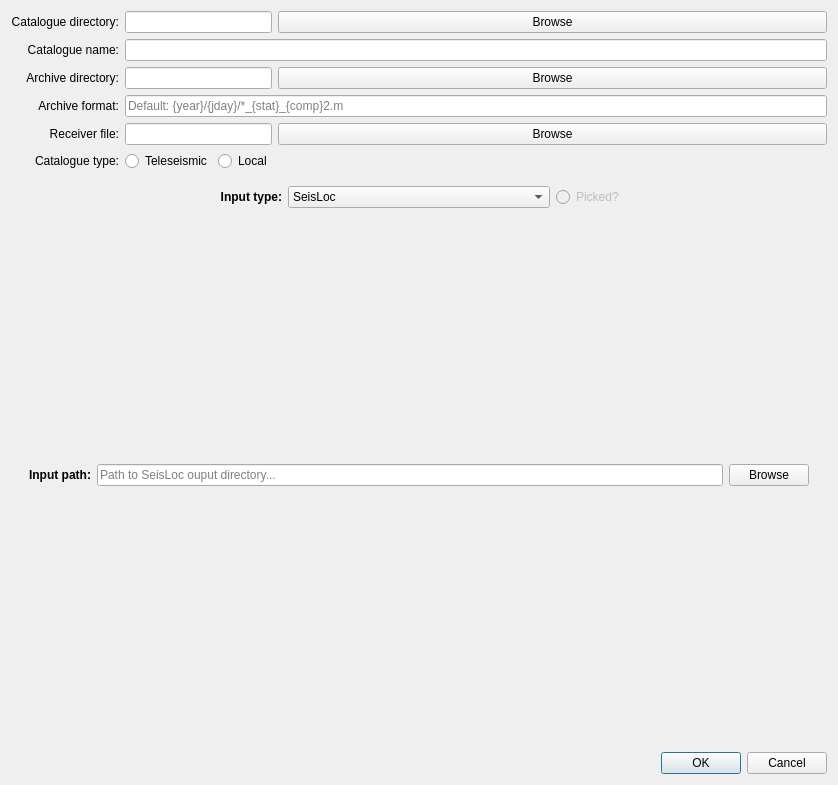
The window that ui_files/new_catalogue_dialogue.ui (faquirsun/pysplit) describes before a commit, drawn with Qt 5.
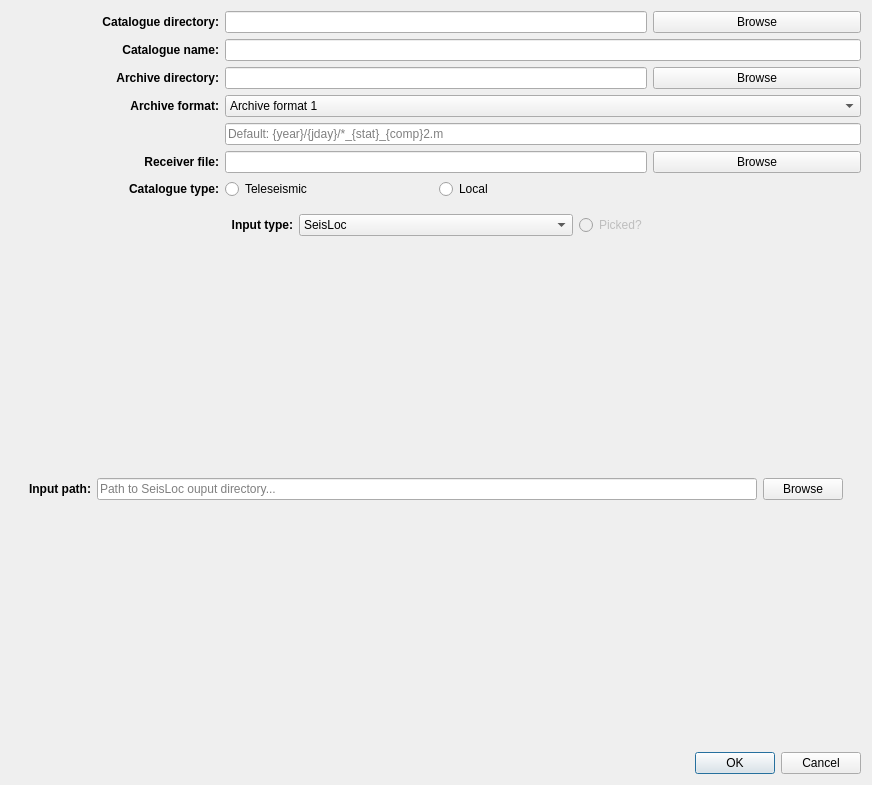
The same window after the commit. The open tabs and pages were chosen to show the change.

The edit to the form file:
```diff
--- a/ui_files/new_catalogue_dialogue.ui
+++ b/ui_files/new_catalogue_dialogue.ui
@@ -6,7 +6,7 @@
    <rect>
     <x>0</x>
     <y>0</y>
-    <width>838</width>
+    <width>872</width>
     <height>785</height>
    </rect>
   </property>
@@ -18,7 +18,7 @@
   </property>
   <property name="maximumSize">
    <size>
-    <width>838</width>
+    <width>872</width>
     <height>785</height>
    </size>
   </property>
@@ -26,132 +26,10 @@
    <string>Dialog</string>
   </property>
   <layout class="QGridLayout" name="gridLayout_2">
-   <item row="0" column="0">
-    <layout class="QGridLayout" name="gridLayout">
-     <item row="2" column="0">
-      <widget class="QLabel" name="label_3">
-       <property name="text">
-        <string>Catalogue name:</string>
-       </property>
-       <property name="alignment">
-        <set>Qt::AlignRight|Qt::AlignTrailing|Qt::AlignVCenter</set>
-       </property>
-      </widget>
-     </item>
-     <item row="3" column="0">
-      <widget class="QLabel" name="label_4">
-       <property name="text">
-        <string>Archive directory:</string>
-       </property>
-       <property name="alignment">
-        <set>Qt::AlignRight|Qt::AlignTrailing|Qt::AlignVCenter</set>
-       </property>
-      </widget>
-     </item>
-     <item row="3" column="1" colspan="2">
-      <widget class="QLineEdit" name="arcBox"/>
-     </item>
-     <item row="2" column="1" colspan="3">
-      <widget class="QLineEdit" name="catName"/>
-     </item>
-     <item row="5" column="1" colspan="2">
-      <widget class="QLineEdit" name="recBox"/>
-     </item>
-     <item row="5" column="3">
-      <widget class="QPushButton" name="receiverFileButton">
-       <property name="text">
-        <string>Browse</string>
-       </property>
-      </widget>
-     </item>
-     <item row="5" column="0">
-      <widget class="QLabel" name="label_5">
-       <property name="text">
-        <string>Receiver file:</string>
-       </property>
-       <property name="alignment">
-        <set>Qt::AlignRight|Qt::AlignTrailing|Qt::AlignVCenter</set>
-       </property>
-      </widget>
-     </item>
-     <item row="1" column="1" colspan="2">
-      <widget class="QLineEdit" name="catBox"/>
-     </item>
-     <item row="4" column="0">
-      <widget class="QLabel" name="label_7">
-       <property name="text">
-        <string>Archive format:</string>
-       </property>
-       <property name="alignment">
-        <set>Qt::AlignRight|Qt::AlignTrailing|Qt::AlignVCenter</set>
-       </property>
-      </widget>
-     </item>
-     <item row="4" column="1" colspan="3">
-      <widget class="QLineEdit" name="arcFormBox">
-       <property name="autoFillBackground">
-        <bool>false</bool>
-       </property>
-       <property name="placeholderText">
-        <string>Default: {year}/{jday}/*_{stat}_{comp}2.m</string>
-       </property>
-      </widget>
-     </item>
-     <item row="1" column="3">
-      <widget class="QPushButton" name="catDirButton">
-       <property name="text">
-        <string>Browse</string>
-       </property>
-      </widget>
-     </item>
-     <item row="6" column="1">
-      <widget class="QRadioButton" name="tele_radio">
-       <property name="enabled">
-        <bool>true</bool>
-       </property>
-       <property name="text">
-        <string>Teleseismic</string>
-       </property>
-      </widget>
-     </item>
-     <item row="6" column="0">
-      <widget class="QLabel" name="label">
-       <property name="text">
-        <string>Catalogue type:</string>
-       </property>
-       <property name="alignment">
-        <set>Qt::AlignRight|Qt::AlignTrailing|Qt::AlignVCenter</set>
-       </property>
-      </widget>
-     </item>
-     <item row="1" column="0">
-      <widget class="QLabel" name="label_6">
-       <property name="text">
-        <string>Catalogue directory:</string>
-       </property>
-       <property name="alignment">
-        <set>Qt::AlignRight|Qt::AlignTrailing|Qt::AlignVCenter</set>
-       </property>
-      </widget>
-     </item>
-     <item row="3" column="3">
-      <widget class="QPushButton" name="arcDirButton">
-       <property name="text">
-        <string>Browse</string>
-       </property>
-      </widget>
-     </item>
-     <item row="6" column="2">
-      <widget class="QRadioButton" name="local_radio">
-       <property name="text">
-        <string>Local</string>
-       </property>
-      </widget>
-     </item>
      <item row="7" column="0" colspan="4">
-      <widget class="QStackedWidget" name="inputTypePages">
+    <widget class="QStackedWidget" name="uiInputTypeStacked">
        <property name="sizePolicy">
-        <sizepolicy hsizetype="Expanding" vsizetype="Expanding">
+      <sizepolicy hsizetype="MinimumExpanding" vsizetype="MinimumExpanding">
          <horstretch>0</horstretch>
          <verstretch>0</verstretch>
         </sizepolicy>
@@ -308,7 +186,7 @@
             <bool>true</bool>
            </property>
            <property name="sizePolicy">
-            <sizepolicy hsizetype="Expanding" vsizetype="Expanding">
+          <sizepolicy hsizetype="MinimumExpanding" vsizetype="MinimumExpanding">
              <horstretch>0</horstretch>
              <verstretch>0</verstretch>
             </sizepolicy>
@@ -365,7 +243,13 @@
              </item>
             </layout>
            </widget>
-           <widget class="QWidget" name="localPathPage">
+         <widget class="QWidget" name="uiLocalPathPage">
+          <property name="sizePolicy">
+           <sizepolicy hsizetype="MinimumExpanding" vsizetype="MinimumExpanding">
+            <horstretch>0</horstretch>
+            <verstretch>0</verstretch>
+           </sizepolicy>
+          </property>
             <layout class="QGridLayout" name="gridLayout_8">
              <item row="0" column="0">
               <widget class="QLabel" name="label_8">
@@ -454,8 +338,97 @@
        </widget>
       </widget>
      </item>
-     <item row="11" column="3">
-      <widget class="QDialogButtonBox" name="buttonBox">
+   <item row="5" column="0">
+    <widget class="QLabel" name="uiReceiverFileLabel">
+     <property name="styleSheet">
+      <string notr="true">font-weight: bold;</string>
+     </property>
+     <property name="text">
+      <string>Receiver file:</string>
+     </property>
+     <property name="alignment">
+      <set>Qt::AlignRight|Qt::AlignTrailing|Qt::AlignVCenter</set>
+     </property>
+    </widget>
+   </item>
+   <item row="0" column="1" colspan="2">
+    <widget class="QLineEdit" name="uiCatalogueDirectoryInput"/>
+   </item>
+   <item row="6" column="1">
+    <widget class="QRadioButton" name="uiTeleseismicRadio">
+     <property name="enabled">
+      <bool>true</bool>
+     </property>
+     <property name="text">
+      <string>Teleseismic</string>
+     </property>
+    </widget>
+   </item>
+   <item row="2" column="0">
+    <widget class="QLabel" name="uiArchiveDirectoryLabel">
+     <property name="styleSheet">
+      <string notr="true">font-weight: bold;</string>
+     </property>
+     <property name="text">
+      <string>Archive directory:</string>
+     </property>
+     <property name="alignment">
+      <set>Qt::AlignRight|Qt::AlignTrailing|Qt::AlignVCenter</set>
+     </property>
+    </widget>
+   </item>
+   <item row="4" column="1" colspan="3">
+    <widget class="QLineEdit" name="uiArchiveFormatInput">
+     <property name="autoFillBackground">
+      <bool>false</bool>
+     </property>
+     <property name="placeholderText">
+      <string>Default: {year}/{jday}/*_{stat}_{comp}2.m</string>
+     </property>
+    </widget>
+   </item>
+   <item row="6" column="0">
+    <widget class="QLabel" name="uiCatalogueTypeLabel">
+     <property name="styleSheet">
+      <string notr="true">font-weight: bold;</string>
+     </property>
+     <property name="text">
+      <string>Catalogue type:</string>
+     </property>
+     <property name="alignment">
+      <set>Qt::AlignRight|Qt::AlignTrailing|Qt::AlignVCenter</set>
+     </property>
+    </widget>
+   </item>
+   <item row="2" column="3">
+    <widget class="QPushButton" name="uiArchiveDirectoryButton">
+     <property name="text">
+      <string>Browse</string>
+     </property>
+    </widget>
+   </item>
+   <item row="0" column="0">
+    <widget class="QLabel" name="uiCatalogueDirectoryLabel">
+     <property name="styleSheet">
+      <string notr="true">font-weight: bold;</string>
+     </property>
+     <property name="text">
+      <string>Catalogue directory:</string>
+     </property>
+     <property name="alignment">
+      <set>Qt::AlignRight|Qt::AlignTrailing|Qt::AlignVCenter</set>
+     </property>
+    </widget>
+   </item>
+   <item row="0" column="3">
+    <widget class="QPushButton" name="uiCatalogueDirectoryButton">
+     <property name="text">
+      <string>Browse</string>
+     </property>
+    </widget>
+   </item>
+   <item row="8" column="1" colspan="3">
+    <widget class="QDialogButtonBox" name="uiButtonBox">
        <property name="orientation">
         <enum>Qt::Horizontal</enum>
        </property>
@@ -467,7 +440,73 @@
        </property>
       </widget>
      </item>
-    </layout>
+   <item row="1" column="0">
+    <widget class="QLabel" name="uiCatalogueNameLabel">
+     <property name="styleSheet">
+      <string notr="true">font-weight: bold;</string>
+     </property>
+     <property name="text">
+      <string>Catalogue name:</string>
+     </property>
+     <property name="alignment">
+      <set>Qt::AlignRight|Qt::AlignTrailing|Qt::AlignVCenter</set>
+     </property>
+    </widget>
+   </item>
+   <item row="1" column="1" colspan="3">
+    <widget class="QLineEdit" name="uiCatalogueNameInput"/>
+   </item>
+   <item row="6" column="2">
+    <widget class="QRadioButton" name="uiLocalRadio">
+     <property name="text">
+      <string>Local</string>
+     </property>
+    </widget>
+   </item>
+   <item row="5" column="3">
+    <widget class="QPushButton" name="uiReceiverFileButton">
+     <property name="text">
+      <string>Browse</string>
+     </property>
+    </widget>
+   </item>
+   <item row="2" column="1" colspan="2">
+    <widget class="QLineEdit" name="uiArchiveDirectoryInput"/>
+   </item>
+   <item row="5" column="1" colspan="2">
+    <widget class="QLineEdit" name="uiReceiverFileInput"/>
+   </item>
+   <item row="3" column="0">
+    <widget class="QLabel" name="uiArchiveFormatLabel">
+     <property name="styleSheet">
+      <string notr="true">font-weight: bold;</string>
+     </property>
+     <property name="text">
+      <string>Archive format:</string>
+     </property>
+     <property name="alignment">
+      <set>Qt::AlignRight|Qt::AlignTrailing|Qt::AlignVCenter</set>
+     </property>
+    </widget>
+   </item>
+   <item row="3" column="1" colspan="3">
+    <widget class="QComboBox" name="uiArchiveFormatComboBox">
+     <item>
+      <property name="text">
+       <string>Archive format 1</string>
+      </property>
+     </item>
+     <item>
+      <property name="text">
+       <string>Archive format 2</string>
+      </property>
+     </item>
+     <item>
+      <property name="text">
+       <string>Custom</string>
+      </property>
+     </item>
+    </widget>
    </item>
   </layout>
  </widget>
```
Left out of the diff: 104 changed lines with no effect on the pictures. Lines whose indentation alone changed are shown as unchanged.
